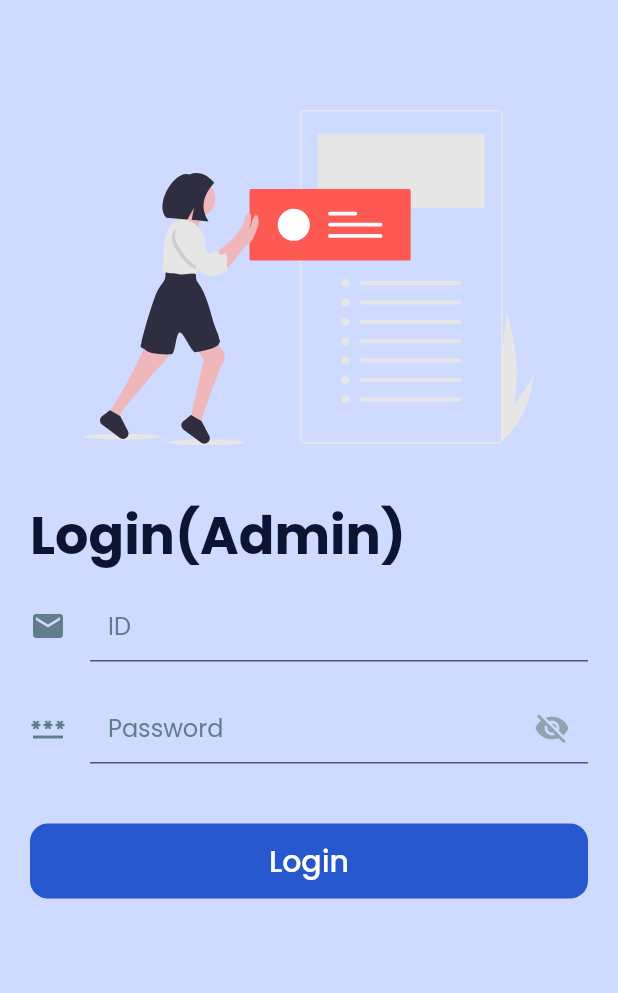
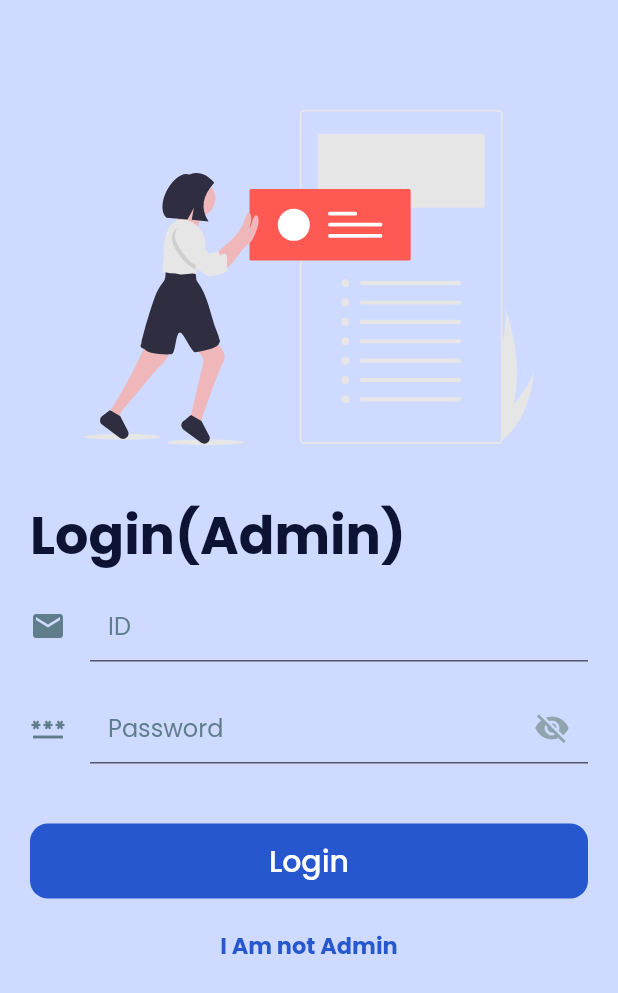
Before and after one commit to niyatipatel2711/e_learning_platform, a Flutter app: the Adminlogin screen opened directly, on a phone screen of 412 x 824 dp. Shown: the top 993 px of the screen. Run offline on Flutter 3.47's test engine with Material 2 defaults, Android fonts, the phone set to English and light mode, and no system bars; our stand-ins replace cloud_firestore, firebase_auth, firebase_core, flutter_svg, form_field_validator, google_fonts and 2 more; accounts and stored records are empty.

Commit message:
admin login completed

```diff
--- a/lib/login_signup/adminlogin.dart
+++ b/lib/login_signup/adminlogin.dart
@@ -1,4 +1,3 @@
-
 import 'package:cloud_firestore/cloud_firestore.dart';
 
 import 'package:e_learning/admin/adminhomescreen.dart';
@@ -8,7 +7,6 @@ import "package:flutter/material.dart";
 import 'package:flutter_svg/flutter_svg.dart';
 import 'package:form_field_validator/form_field_validator.dart';
 import 'package:google_fonts/google_fonts.dart';
-
 
 class Adminlogin extends StatefulWidget {
   const Adminlogin({Key? key}) : super(key: key);
@@ -31,7 +29,6 @@ class _AdminloginState extends State<Adminlogin> {
           // Scaffold.of(context);
           // ignore: deprecated_member_use
           // .showSnackBar(SnackBar(content: Text(" ID is not correct ")));
-
           showDialog(
               barrierDismissible: false,
               context: context,
@@ -89,11 +86,11 @@ class _AdminloginState extends State<Adminlogin> {
           //     SnackBar(content: Text("Welcome to ADMIN  part")));
 
           setState(() {
-                _adminid.text= "" ;
-                _adminpass.text ="";
+            _adminid.text = "";
+            _adminpass.text = "";
           });
 
-              Route route = MaterialPageRoute(builder: (e)=> AdminHomeScreen());
+          Route route = MaterialPageRoute(builder: (e) => AdminHomeScreen());
           Navigator.pushReplacement(context, route);
 
           showDialog(
@@ -143,9 +140,6 @@ class _AdminloginState extends State<Adminlogin> {
                   ),
                 );
               });
-
-
-
         }
       });
     });
@@ -239,10 +233,9 @@ class _AdminloginState extends State<Adminlogin> {
                     SizedBox(height: 40),
                     InkWell(
                       onTap: () {
-                        _adminid.text.isNotEmpty && _adminpass.text.isNotEmpty?
-                        loginAdmin():
-
-                          showDialog(
+                        _adminid.text.isNotEmpty && _adminpass.text.isNotEmpty
+                            ? loginAdmin()
+                            : showDialog(
                                 barrierDismissible: false,
                                 context: context,
                                 builder: (BuildContext context) {
@@ -278,7 +271,8 @@ class _AdminloginState extends State<Adminlogin> {
                                                 SizedBox(height: 20),
                                                 ElevatedButton(
                                                     onPressed: () {
-                                                    Navigator.of(context).pop();
+                                                      Navigator.of(context)
+                                                          .pop();
                                                     },
                                                     child: Text('Ok'))
                                               ]),
@@ -287,10 +281,6 @@ class _AdminloginState extends State<Adminlogin> {
                                     ),
                                   );
                                 });
-
-
-
-
                       },
                       child: Container(
                         height: 50,
@@ -311,6 +301,21 @@ class _AdminloginState extends State<Adminlogin> {
                         ),
                       ),
                     ),
+                    SizedBox(height: 20,),
+
+                    InkWell(
+                      onTap: (){
+                        Navigator.pop(context);
+                      },
+                      child: Container(
+                        child: Text("I Am not Admin",style: GoogleFonts.poppins(
+                                      fontSize: 15,
+                                      color: blue,
+                                      fontWeight: FontWeight.bold,
+                                    ),
+                        ),
+                      ),
+                    )
                   ],
                 ),
               ),
--- a/lib/profile.dart
+++ b/lib/profile.dart
@@ -36,6 +36,7 @@ class _ProfileState extends State<Profile> {
   bool hidePassword = true;
   bool hidePassword1 = true;
   GlobalKey<FormState> formkey = GlobalKey<FormState>();
+
 
   String _display_name = FirebaseAuth.instance.currentUser!.displayName.toString();
   //String _email = user!.email.toString();
@@ -112,10 +113,11 @@ class _ProfileState extends State<Profile> {
                         ),
                         SizedBox(width: 20),
                         Flexible(
+
                           child: TextFormField(
                             controller: _name,
                             validator: RequiredValidator(errorText: 'Required'),
-                            //initialValue: user!.displayName.toString(),
+                            // initialValue: user!.displayName.toString(),
                             style: GoogleFonts.poppins(color: blue),
                             decoration: InputDecoration(
                               filled: true,
```
Lines whose indentation alone changed are shown as unchanged.
